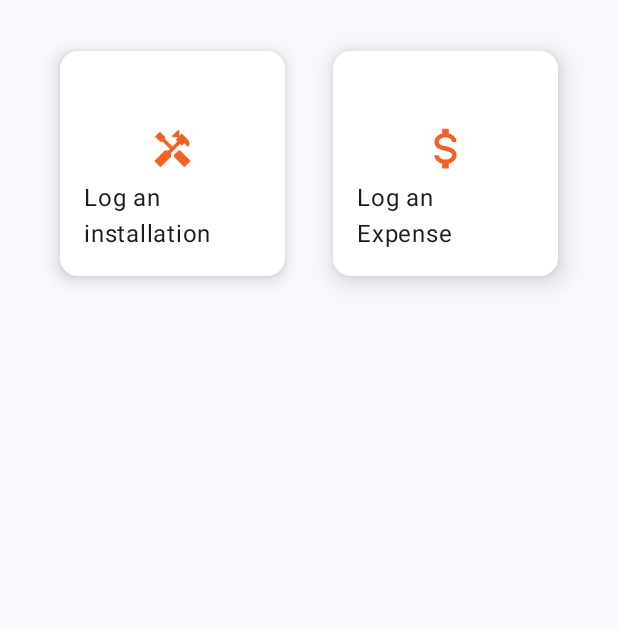
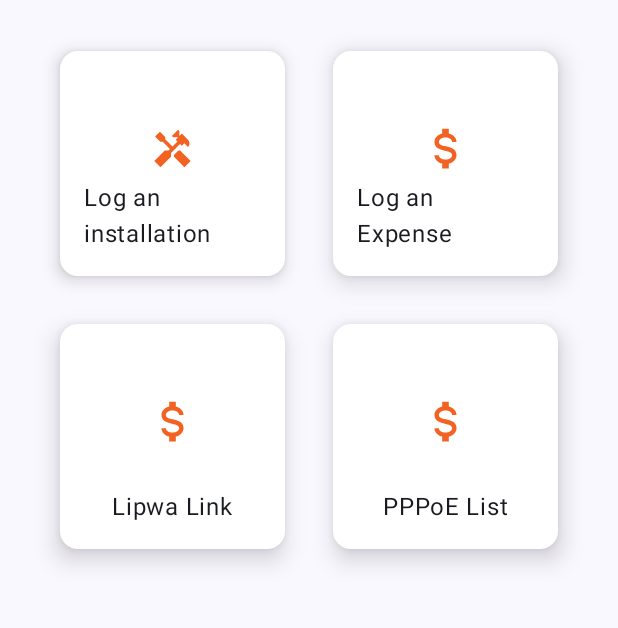
Before and after one commit to ken-neddy/BeamNetworks, an Android app built with Jetpack Compose: the screen it shows after launch (MainActivity), on a phone screen of 412 x 824 dp, the part 69-697 px from its top. Run offline under Robolectric (Android 15) with nearby library versions, the phone set to English and light mode, and no system bars.

Commit message:
Added Payhero's lipwa link and klizyentp system access inside the app for efficient ops.

```diff
--- a/app/src/main/AndroidManifest.xml
+++ b/app/src/main/AndroidManifest.xml
@@ -2,6 +2,7 @@
 <manifest xmlns:android="http://schemas.android.com/apk/res/android"
     xmlns:tools="http://schemas.android.com/tools">
 
+    <uses-permission android:name="android.permission.INTERNET" />
     <uses-permission android:name="android.permission.READ_CALL_LOG" />
 
     <application
@@ -12,7 +13,8 @@
         android:label="@string/app_name"
         android:roundIcon="@mipmap/ic_launcher_round"
         android:supportsRtl="true"
-        android:theme="@style/Theme.BeamNetworks">
+        android:theme="@style/Theme.BeamNetworks"
+        android:networkSecurityConfig="@xml/network_security_config">
         <activity
             android:name=".MainActivity"
             android:exported="true"
--- a/app/src/main/java/com/helper/beamnetworks/MainActivity.kt
+++ b/app/src/main/java/com/helper/beamnetworks/MainActivity.kt
@@ -1,11 +1,14 @@
 package com.helper.beamnetworks
 
+import android.content.Intent
+import android.net.Uri
 import android.os.Bundle
 import androidx.activity.ComponentActivity
 import androidx.activity.compose.setContent
 import androidx.activity.enableEdgeToEdge
 import androidx.compose.foundation.layout.Arrangement
 import androidx.compose.foundation.layout.Box
+import androidx.compose.foundation.layout.Column
 import androidx.compose.foundation.layout.Row
 import androidx.compose.foundation.layout.fillMaxSize
 import androidx.compose.foundation.layout.fillMaxWidth
@@ -28,6 +31,7 @@ import androidx.compose.runtime.Composable
 import androidx.compose.ui.Alignment
 import androidx.compose.ui.Modifier
 import androidx.compose.ui.graphics.Color
+import androidx.compose.ui.platform.LocalContext
 import androidx.compose.ui.res.painterResource
 import androidx.compose.ui.tooling.preview.Preview
 import androidx.compose.ui.unit.dp
@@ -82,11 +86,19 @@ fun MainScreen(navController: NavController) {
         }
     ) { innerPadding ->
         Row(
-            modifier = Modifier.padding(innerPadding).fillMaxWidth(),
+            modifier = Modifier
+                .padding(innerPadding)
+                .fillMaxWidth(),
             horizontalArrangement = Arrangement.Center
         ) {
-            LogInstallationCard(navController = navController)
-            LogExpenseCard()
+            Column {
+                LogInstallationCard(navController = navController)
+                LipwaLink()
+            }
+            Column {
+                LogExpenseCard()
+                PppoeListCard()
+            }
         }
     }
 }
@@ -96,7 +108,10 @@ fun MainScreen(navController: NavController) {
 fun LogInstallationCard(navController: NavController) {
     Card(
         onClick = { navController.navigate("log_installation") },
-        modifier = Modifier.padding(16.dp).width(150.dp).height(150.dp),
+        modifier = Modifier
+            .padding(16.dp)
+            .width(150.dp)
+            .height(150.dp),
         colors = CardDefaults.cardColors(
             containerColor = Color.White
         ),
@@ -104,11 +119,16 @@ fun LogInstallationCard(navController: NavController) {
             defaultElevation = 7.dp
         )
     ) {
-        Box(modifier = Modifier.fillMaxSize().padding(16.dp)) {
+        Box(modifier = Modifier
+            .fillMaxSize()
+            .padding(16.dp)) {
             Icon(
                 painter = painterResource(id = R.drawable.installation_hammer_screwdriver),
                 contentDescription = "Log an installation",
-                modifier = Modifier.size(30.dp).align(Alignment.Center).offset(y = (-10).dp),
+                modifier = Modifier
+                    .size(30.dp)
+                    .align(Alignment.Center)
+                    .offset(y = (-10).dp),
                 tint = Color.Unspecified
             )
             Text(
@@ -124,7 +144,10 @@ fun LogInstallationCard(navController: NavController) {
 fun LogExpenseCard() {
     Card(
         onClick = {},
-        modifier = Modifier.padding(16.dp).width(150.dp).height(150.dp),
+        modifier = Modifier
+            .padding(16.dp)
+            .width(150.dp)
+            .height(150.dp),
         colors = CardDefaults.cardColors(
             containerColor = Color.White
         ),
@@ -132,15 +155,102 @@ fun LogExpenseCard() {
             defaultElevation = 10.dp
         )
     ) {
-        Box(modifier = Modifier.fillMaxSize().padding(16.dp)) {
+        Box(modifier = Modifier
+            .fillMaxSize()
+            .padding(16.dp)) {
             Icon(
                 painter = painterResource(id = R.drawable.currency_usd),
                 contentDescription = "Log an Expense",
-                modifier = Modifier.size(35.dp).align(Alignment.Center).offset(y = (-10).dp),
+                modifier = Modifier
+                    .size(35.dp)
+                    .align(Alignment.Center)
+                    .offset(y = (-10).dp),
                 tint = Color.Unspecified
             )
             Text(
                 text = "Log an Expense",
+                modifier = Modifier.align(Alignment.BottomCenter)
+            )
+        }
+    }
+}
+
+@OptIn(ExperimentalMaterial3Api::class)
+@Composable
+fun LipwaLink() {
+    val context = LocalContext.current
+    val url = "https://app.payhero.co.ke/lipwa/1787"
+    Card(
+        onClick = {
+            val intent = Intent(Intent.ACTION_VIEW, Uri.parse(url))
+            context.startActivity(intent)
+        },
+        modifier = Modifier
+            .padding(16.dp)
+            .width(150.dp)
+            .height(150.dp),
+        colors = CardDefaults.cardColors(
+            containerColor = Color.White
+        ),
+        elevation = CardDefaults.cardElevation(
+            defaultElevation = 10.dp
+        )
+    ) {
+        Box(modifier = Modifier
+            .fillMaxSize()
+            .padding(16.dp)) {
+            Icon(
+                painter = painterResource(id = R.drawable.currency_usd),
+                contentDescription = "Lipwa Link",
+                modifier = Modifier
+                    .size(35.dp)
+                    .align(Alignment.Center)
+                    .offset(y = (-10).dp),
+                tint = Color.Unspecified
+            )
+            Text(
+                text = "Lipwa Link",
+                modifier = Modifier.align(Alignment.BottomCenter)
+            )
+        }
+    }
+}
+
+@OptIn(ExperimentalMaterial3Api::class)
+@Composable
+fun PppoeListCard() {
+    val context = LocalContext.current
+    val url = "http://router.klizyentp.com/pppoe/list"
+    Card(
+        onClick = {
+            val intent = Intent(Intent.ACTION_VIEW, Uri.parse(url))
+            context.startActivity(intent)
+        },
+        modifier = Modifier
+            .padding(16.dp)
+            .width(150.dp)
+            .height(150.dp),
+        colors = CardDefaults.cardColors(
+            containerColor = Color.White
+        ),
+        elevation = CardDefaults.cardElevation(
+            defaultElevation = 10.dp
+        )
+    ) {
+        Box(modifier = Modifier
+            .fillMaxSize()
+            .padding(16.dp)) {
+            Icon(
+                painter = painterResource(id = R.drawable.currency_usd),
+                contentDescription = "PPPoE List",
+                modifier = Modifier
+                    .size(35.dp)
+                    .align(Alignment.Center)
+                    .offset(y = (-10).dp),
+                tint = Color.Unspecified
+            )
+            Text(
+                text = "PPPoE List",
                 modifier = Modifier.align(Alignment.BottomCenter)
             )
         }
--- /dev/null
+++ b/app/src/main/res/xml/network_security_config.xml
@@ -0,0 +1,6 @@
+<?xml version="1.0" encoding="utf-8"?>
+<network-security-config>
+    <domain-config cleartextTrafficPermitted="true">
+        <domain includeSubdomains="true">router.klizyentp.com</domain>
+    </domain-config>
+</network-security-config>
```
